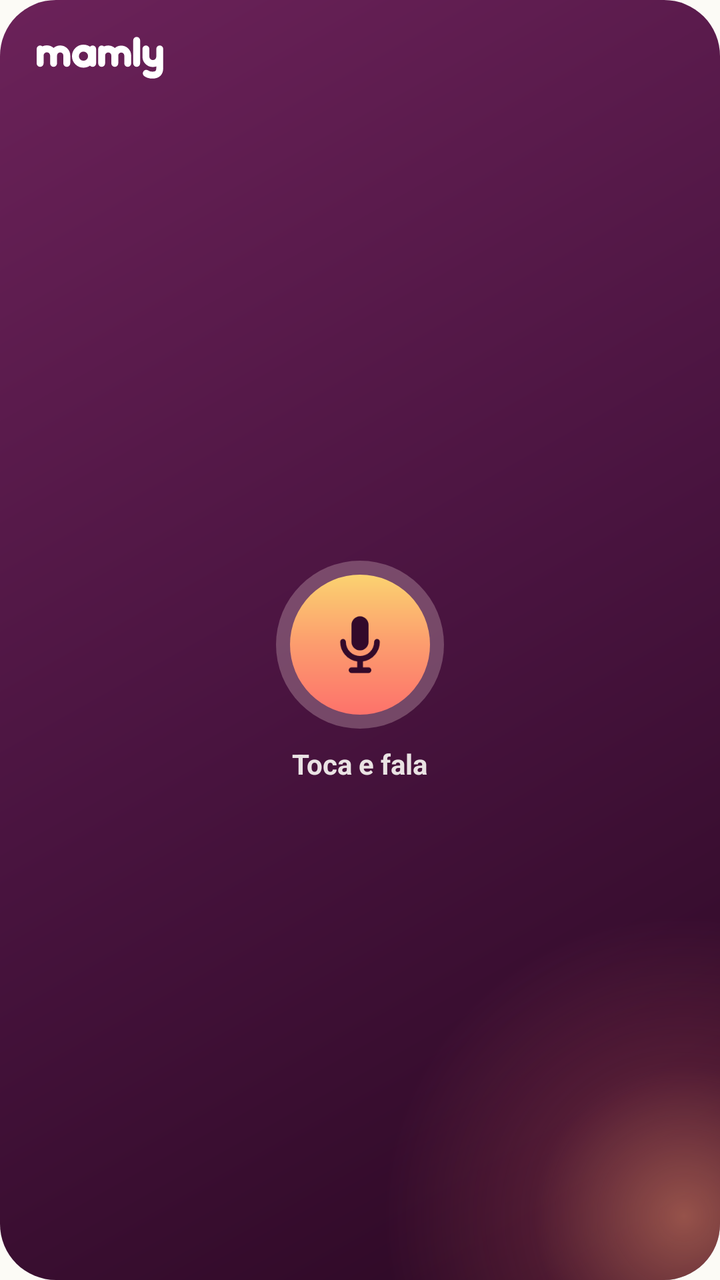
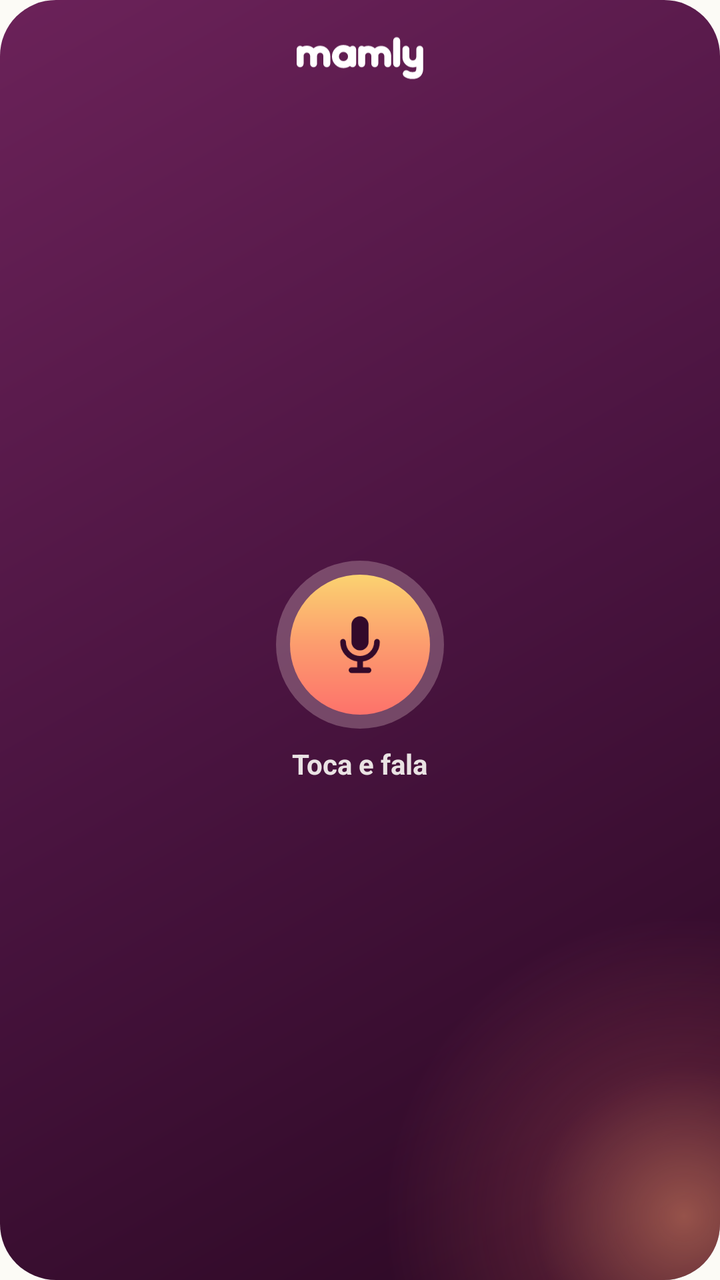

Screens rendered from an Android XML layout before and after an edit, with the pre-edit source and the edit as a unified diff.
<!-- AndroidManifest.xml: application theme AppTheme -->
<!-- res/layout/widget_big.xml -->
<?xml version="1.0" encoding="utf-8"?>
<FrameLayout xmlns:android="http://schemas.android.com/apk/res/android"
    android:id="@+id/widget_root"
    android:layout_width="match_parent"
    android:layout_height="match_parent"
    android:background="@drawable/widget_card"
    android:contentDescription="@string/widget_label">
    <ImageView
        android:layout_width="64dp"
        android:layout_height="22dp"
        android:layout_gravity="top|start"
        android:layout_marginStart="18dp"
        android:layout_marginTop="18dp"
        android:src="@drawable/widget_wordmark"
        android:scaleType="fitStart"
        android:importantForAccessibility="no" />
    <LinearLayout
        android:layout_width="wrap_content"
        android:layout_height="wrap_content"
        android:layout_gravity="center"
        android:layout_marginTop="16dp"
        android:orientation="vertical"
        android:gravity="center_horizontal">
        <ImageView
            android:id="@+id/widget_btn"
            android:layout_width="84dp"
            android:layout_height="84dp"
            android:background="@drawable/widget_btn_big"
            android:padding="25dp"
            android:src="@drawable/ic_widget_mic"
            android:contentDescription="@string/widget_label" />
        <TextView
            android:layout_width="wrap_content"
            android:layout_height="wrap_content"
            android:layout_marginTop="8dp"
            android:text="@string/widget_tap"
            android:textColor="#E6FCFBF6"
            android:textSize="14sp"
            android:textStyle="bold" />
    </LinearLayout>
</FrameLayout>
<!-- resources referenced by this layout -->
<resources>
  <!-- drawable ic_widget_mic (drawable) -->
  <?xml version="1.0" encoding="utf-8"?>
  <vector xmlns:android="http://schemas.android.com/apk/res/android"
      android:width="24dp" android:height="24dp" android:viewportWidth="24" android:viewportHeight="24">
      <path android:fillColor="#330A2A" android:pathData="M12,14a3,3 0,0 0,3 -3V5a3,3 0,0 0,-6 0v6a3,3 0,0 0,3 3z"/>
      <path android:fillColor="#330A2A" android:pathData="M17,11a1,1 0,1 1,2 0a7,7 0,0 1,-6 6.93V20h2a1,1 0,1 1,0 2H9a1,1 0,1 1,0 -2h2v-2.07A7,7 0,0 1,5 11a1,1 0,1 1,2 0a5,5 0,0 0,10 0z"/>
  </vector>
  <!-- drawable widget_btn_big (drawable) -->
  <?xml version="1.0" encoding="utf-8"?>
  <layer-list xmlns:android="http://schemas.android.com/apk/res/android">
      <item>
          <shape android:shape="oval"><solid android:color="#40FFE6E2" /></shape>
      </item>
      <item android:top="7dp" android:bottom="7dp" android:left="7dp" android:right="7dp">
          <shape android:shape="oval">
              <gradient android:type="linear" android:angle="300" android:startColor="#FBD270" android:centerColor="#FC9C6E" android:endColor="#FD726B" />
          </shape>
      </item>
  </layer-list>
  <!-- drawable widget_card (drawable) -->
  <?xml version="1.0" encoding="utf-8"?>
  <layer-list xmlns:android="http://schemas.android.com/apk/res/android">
      <item>
          <shape android:shape="rectangle">
              <corners android:radius="28dp" />
              <gradient android:type="linear" android:angle="315" android:startColor="#6B2259" android:centerColor="#4A1440" android:endColor="#2A0822" />
          </shape>
      </item>
      <item>
          <shape android:shape="rectangle">
              <corners android:radius="28dp" />
              <gradient android:type="radial" android:centerX="0.95" android:centerY="0.95" android:gradientRadius="150dp"
                  android:startColor="#80FD9A6E" android:centerColor="#26FD726B" android:endColor="#00FD726B" />
          </shape>
      </item>
  </layer-list>
  <!-- drawable widget_wordmark (drawable) -->
  <?xml version="1.0" encoding="utf-8"?>
  <vector xmlns:android="http://schemas.android.com/apk/res/android"
      android:width="53dp" android:height="18dp" android:viewportWidth="852" android:viewportHeight="288">
      <group android:translateX="-200" android:translateY="-776">
          <path android:strokeColor="#FFFFFF" android:strokeWidth="46" android:strokeLineCap="round" android:strokeLineJoin="round"
              android:pathData="M227.5,862V958 M227.5,958V906A44.75,44.75 0,0 1,317 906V958 M317,958V906A44,44 0,0 1,405 906V958 M462.5,910a53.5,53.5 0,1 0,107 0a53.5,53.5 0,1 0,-107 0 M577,862V958 M637,862V958 M637,958V906A43.75,43.75 0,0 1,724.5 906V958 M724.5,958V906A43,43 0,0 1,810.5 906V958 M870,805V958 M931.5,862V913A46.1,46.1 0,0 0,1023.7 913 M1023.7,862V990Q1023.7,1036 975,1036Q950,1036 934,1024" />
      </group>
  </vector>
  <string name="widget_label">Mamly: novo lembrete por voz</string>
  <string name="widget_tap">Toca e fala</string>
  <style name="AppTheme" parent="@android:style/Theme.Material.Light.NoActionBar">
          <item name="android:windowBackground">@color/bg</item>
          <item name="android:statusBarColor">@color/bg</item>
          <item name="android:navigationBarColor">@color/bg</item>
          <item name="android:windowLightStatusBar">true</item>
          <item name="android:colorAccent">@color/accent</item>
      </style>
  <color name="bg">#FCFBF6</color>
  <color name="accent">#330A2A</color>
</resources>

<!-- the commit's change to res/layout/widget_big.xml (unified diff, before → after) -->
@@ -8,11 +8,10 @@
     <ImageView
         android:layout_width="64dp"
         android:layout_height="22dp"
-        android:layout_gravity="top|start"
-        android:layout_marginStart="18dp"
+        android:layout_gravity="top|center_horizontal"
         android:layout_marginTop="18dp"
         android:src="@drawable/widget_wordmark"
-        android:scaleType="fitStart"
+        android:scaleType="fitCenter"
         android:importantForAccessibility="no" />
     <LinearLayout
         android:layout_width="wrap_content"
